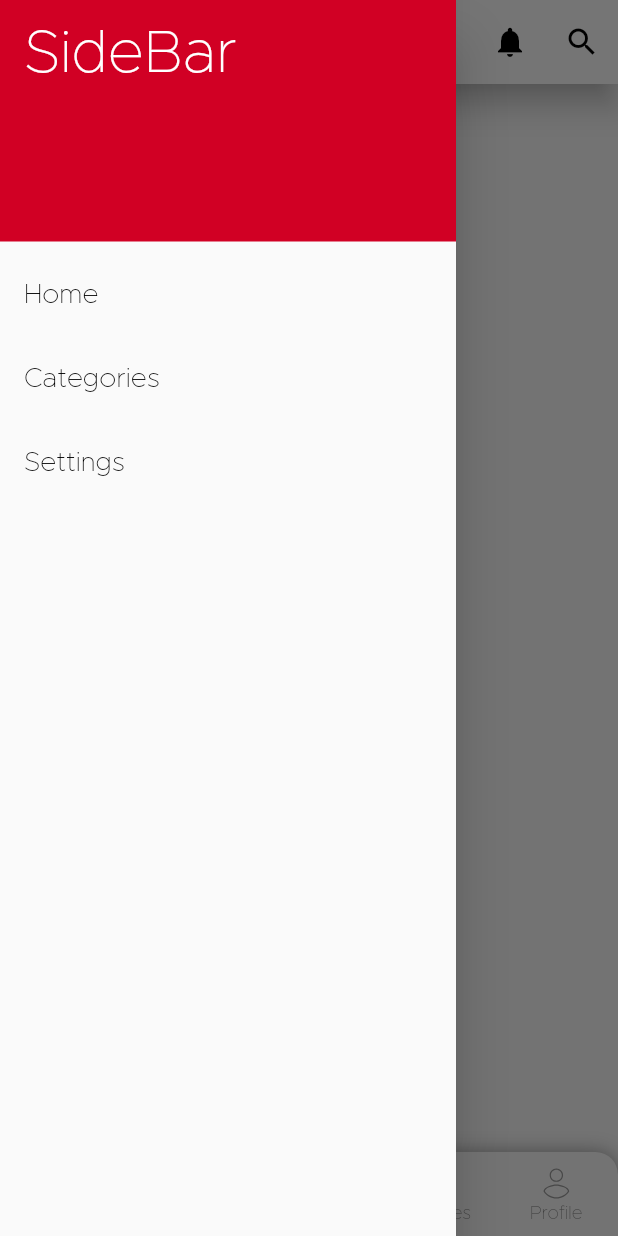
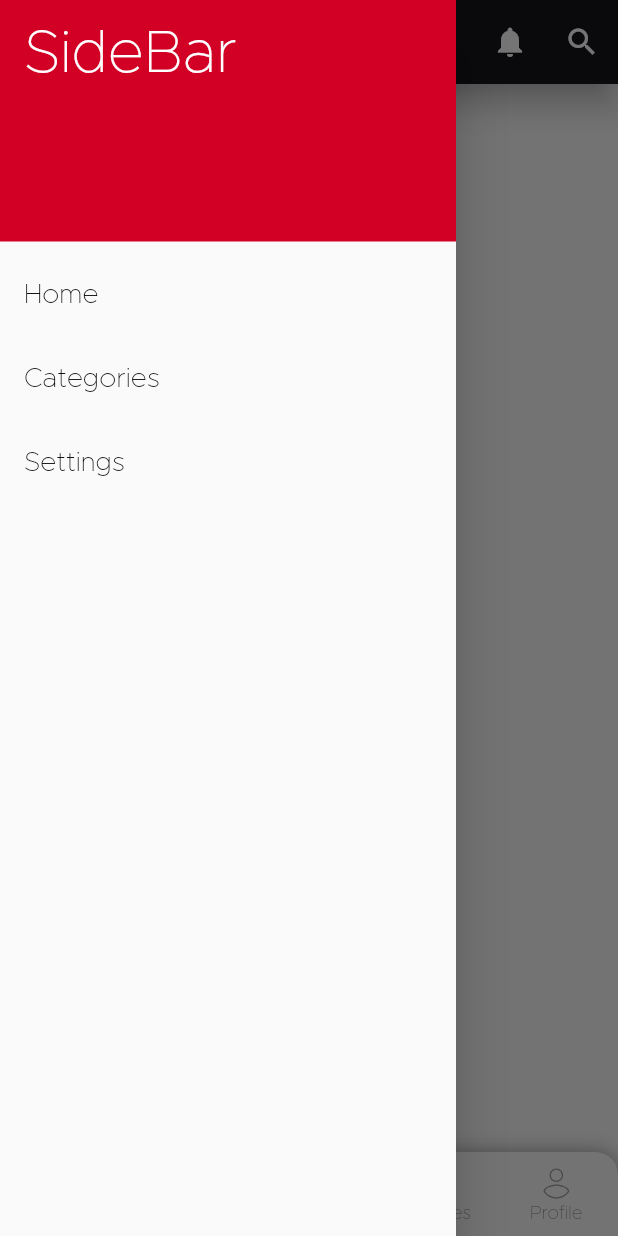
Before and after one commit to sushantmahajan85/settleMillionsApk, a Flutter app: the OpenFlutterScaffoldHome screen opened directly with empty values, with the side drawer open, on a phone screen of 412 x 824 dp. Run offline on Flutter 3.47's test engine with Material 2 defaults, Android fonts, the phone set to English and light mode, and no system bars; our stand-ins replace bloc, bubble_tab_indicator, carousel_pro, data_connection_checker, equatable, flutter_bloc and 6 more; accounts and stored records are empty; statements that could not run were skipped.

Commit message:
Home Page: Change AppBar background colour and AppBar icon colours

```diff
--- a/lib/presentation/widgets/independent/scaffold_home.dart
+++ b/lib/presentation/widgets/independent/scaffold_home.dart
@@ -74,20 +74,35 @@ class OpenFlutterScaffoldHome extends StatelessWidget {
         ),
       ),
       appBar: AppBar(
-            title: Text('Home Page',
-                    style: TextStyle(fontSize: 18),
+          leading: Builder(
+            builder: (ctx) => IconButton(
+              icon: Icon(Icons.menu),
+              color: AppColors.white,
+              onPressed: () {
+                Scaffold.of(ctx).openDrawer();
+              },
+            ),
+          ),
+          backgroundColor: AppColors.secondary,
+          title: Text(
+            'Home Page',
+            style: TextStyle(fontSize: 18, color: AppColors.white),
           ), // TODO add app icon in place of text title
           elevation: 8,
           actions: <Widget>[
             Row(children: <Widget>[
               IconButton(
-                  icon: Icon(Icons.notifications,
-                  color: AppColors.darkBlack,),
+                icon: Icon(
+                  Icons.notifications,
+                  color: AppColors.white,
+                ),
                 onPressed: () {}, //TODO add notification functionality
               ),
               IconButton(
-                  icon: Icon(Icons.search,
-                  color: AppColors.darkBlack,),
+                icon: Icon(
+                  Icons.search,
+                  color: AppColors.white,
+                ),
                 onPressed: () {}, //TODO add search
               ),
             ])
```
Lines whose indentation alone changed are shown as unchanged.
